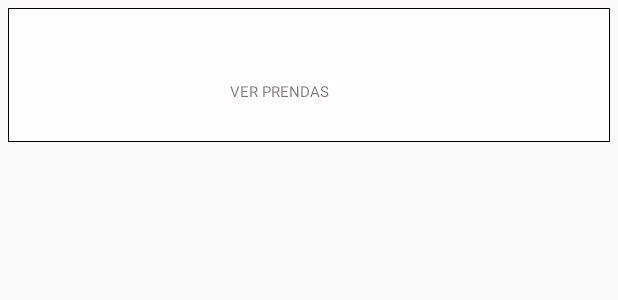
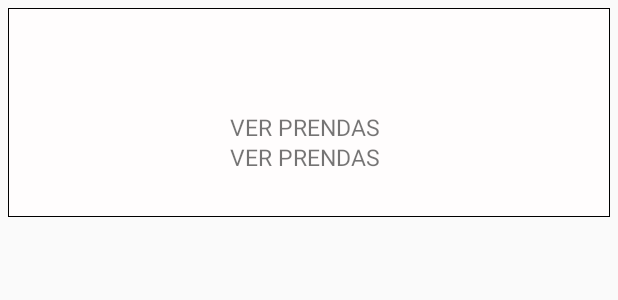
Before and after one commit to rateju1999/Reusados, an Android app: the layout item_carrito.xml on its own in the app's theme, with its tools: preview values and no code run, on a phone screen of 412 x 824 dp. Shown: the top 300 px of the screen. Run offline under Robolectric (Android 15) with nearby library versions, the phone set to English and light mode, and no system bars.

Commit message:
carrito ya hecho

```diff
--- a/app/src/main/java/com/example/reusados/FragmentPrenda.java
+++ b/app/src/main/java/com/example/reusados/FragmentPrenda.java
@@ -80,11 +80,9 @@ public class FragmentPrenda extends Fragment implements ChildEventListener,View.
     public void onChildAdded(@NonNull DataSnapshot dataSnapshot, @Nullable String s) {
         Prenda p = dataSnapshot.getValue(Prenda.class);
         prendas.add(p);
+        myAdapter.notifyDataSetChanged();
 
-        if (prendas.size() >= 9){
-            myAdapter.notifyDataSetChanged();
 
-        }
 
     }
 
--- a/app/src/main/java/com/example/reusados/MainActivity.java
+++ b/app/src/main/java/com/example/reusados/MainActivity.java
@@ -153,7 +153,7 @@ public class MainActivity extends AppCompatActivity  implements NavigationView.O
             case R.id.carrito:
             FragmentManager fragmentManager = getSupportFragmentManager();
             FragmentTransaction fragmentTransaction = fragmentManager.beginTransaction();
-            FragmentInfo fragmentoMain = FragmentInfo.newInstance();
+            FragmentCarrito fragmentoMain = FragmentCarrito.newInstance();
             fragmentTransaction.replace(R.id.fragment_container, fragmentoMain);
             fragmentTransaction.addToBackStack(null);
             fragmentTransaction.commit();
--- a/app/src/main/res/layout/item_carrito.xml
+++ b/app/src/main/res/layout/item_carrito.xml
@@ -2,7 +2,7 @@
 <RelativeLayout
     xmlns:android="http://schemas.android.com/apk/res/android" android:layout_width="match_parent"
     android:padding="5dp"
-    android:layout_height="100dp"
+    android:layout_height="150dp"
     >
     <RelativeLayout
         android:layout_width="match_parent"
@@ -16,12 +16,12 @@
             <ImageView
                 android:id="@+id/carrito_imagen"
                 android:layout_alignParentLeft="true"
-                android:layout_width="90dp"
-                android:layout_height="90dp"
+                android:layout_width="120dp"
+                android:layout_height="120dp"
                 android:layout_marginBottom="5dp"
-                android:layout_marginTop="5dp"
-                android:layout_marginRight="50dp"
-                android:layout_marginLeft="20dp"
+                android:layout_marginTop="10dp"
+                android:layout_marginRight="55dp"
+                android:layout_marginLeft="5dp"
                 />
             <TextView
                 android:id="@+id/carrito_nombre_prenda"
@@ -33,16 +33,27 @@
                 android:textColor="#000"
                 style="@style/tipoLetra"
                 />
+
+            <TextView
+                android:id="@+id/carrito_talla"
+                android:layout_width="wrap_content"
+                android:layout_height="wrap_content"
+                android:text="VER PRENDAS"
+                android:layout_marginLeft="147dp"
+                android:textSize="15sp"
+                android:layout_marginTop="68dp"
+
+                />
             <TextView
                 android:id="@+id/carrito_precio"
                 android:layout_width="wrap_content"
                 android:layout_height="wrap_content"
                 android:text="VER PRENDAS"
                 android:layout_marginLeft="147dp"
-                android:textSize="10sp"
-                android:layout_marginTop="48dp"
+                android:textSize="15sp"
+                android:layout_marginTop="88dp"
+
                 />
-
 
         </RelativeLayout>
     </RelativeLayout>
```
Also changed, not shown: app/src/main/java/com/example/reusados/CarritoAdaptador.java (+7 -5 lines), app/src/main/java/com/example/reusados/CarritoPrenda.java (deleted, +0 -56 lines), app/src/main/java/com/example/reusados/FragmentCarrito.java (added, +116 -0 lines), app/src/main/java/com/example/reusados/FragmentPrendaDetalle.java (+24 -2 lines), app/src/main/res/layout/fragment_fragment_carrito.xml (added, +26 -0 lines).
